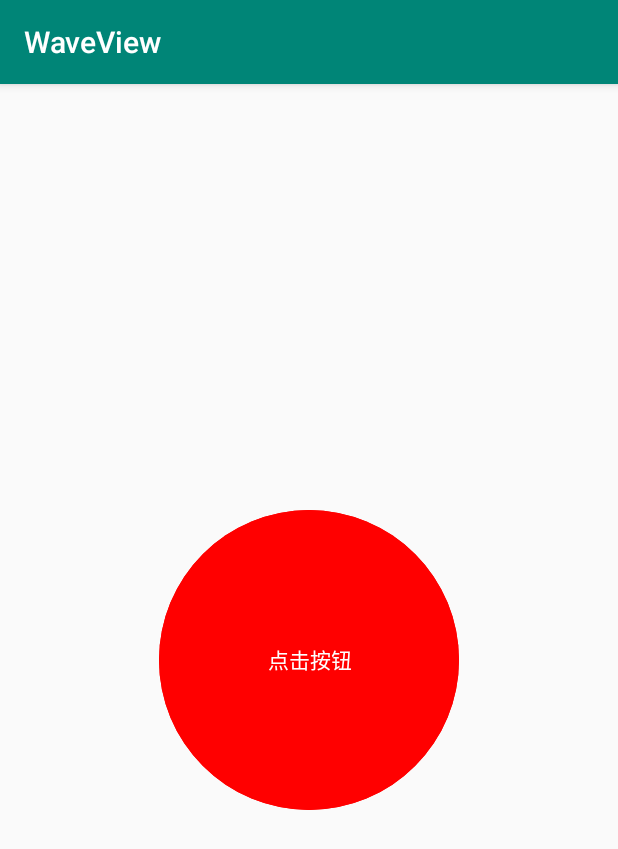
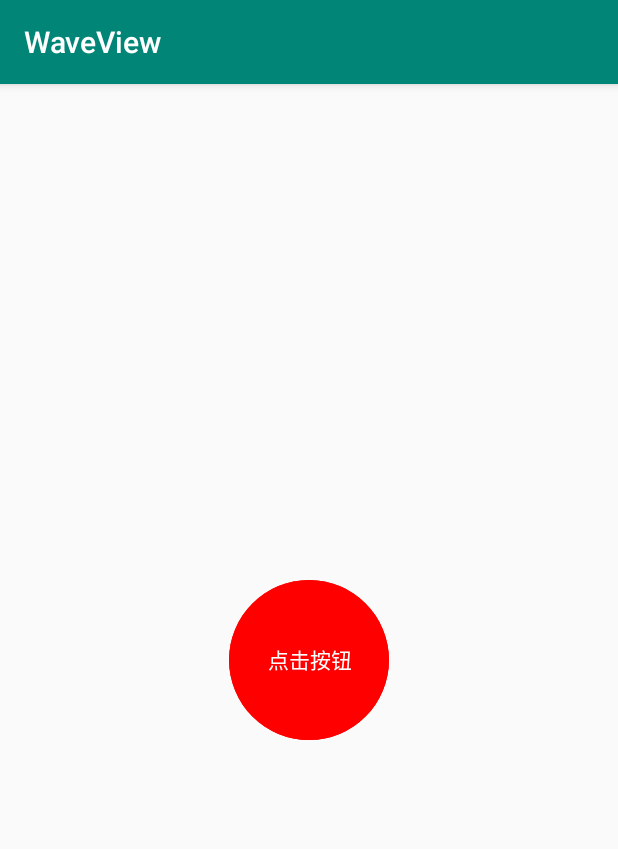
Before and after one commit to BrianCZY/WaveView, an Android app: the screen it shows after launch (MainActivity), on a phone screen of 412 x 824 dp. Shown: the top 849 px of the screen. Run offline under Robolectric (Android 15) with nearby library versions, the phone set to English and light mode, and no system bars.

Commit message:
1、添加stop 功能 2、优化显示

```diff
--- a/app/src/main/java/com/example/brian/waveview/MainActivity.java
+++ b/app/src/main/java/com/example/brian/waveview/MainActivity.java
@@ -23,7 +23,7 @@ public class MainActivity extends AppCompatActivity {
             @Override
             public void onClick(View v) {
 
-                if (wave_view.isDiffuse()){
+                if (wave_view.isWave()){
                     wave_view.stop();
                 }else {
                     wave_view.start();
--- a/app/src/main/java/com/example/brian/waveview/widget/WaveView.java
+++ b/app/src/main/java/com/example/brian/waveview/widget/WaveView.java
@@ -38,15 +38,21 @@ public class WaveView extends TextView {
     /**
      * 扩散圆宽度
      */
-    private int mDiffuseWidth = 3;
+    private int mWaveWidth = 3;
     /**
      * 最大宽度
      */
     private Integer mMaxWidth = 255;
+
+    /**
+     * 最大宽度
+     */
+    private Integer mSpeed =1;
+
     /**
      * 是否正在扩散中
      */
-    private boolean mIsDiffuse = false;
+    private boolean mIsWave = false;
     // 透明度集合
     private List<Integer> mAlphas = new ArrayList<>();
     // 扩散圆半径集合
@@ -66,13 +72,14 @@ public class WaveView extends TextView {
         this.context = context;
         init();
 
-        TypedArray a = context.obtainStyledAttributes(attrs, R.styleable.DiffuseView, defStyleAttr, 0);
-        mColor = a.getColor(R.styleable.DiffuseView_wave_color, mColor);
-        mCoreColor = a.getColor(R.styleable.DiffuseView_wave_coreColor, mCoreColor);
-        mCoreRadius = a.getFloat(R.styleable.DiffuseView_wave_coreRadius, mCoreRadius);
-        mDiffuseWidth = a.getInt(R.styleable.DiffuseView_wave_width, mDiffuseWidth);
-        mMaxWidth = a.getInt(R.styleable.DiffuseView_wave_maxWidth, mMaxWidth);
-        int imageId = a.getResourceId(R.styleable.DiffuseView_wave_coreImage, -1);
+        TypedArray a = context.obtainStyledAttributes(attrs, R.styleable.WaveView, defStyleAttr, 0);
+        mColor = a.getColor(R.styleable.WaveView_wave_color, mColor);
+        mCoreColor = a.getColor(R.styleable.WaveView_wave_coreColor, mCoreColor);
+        mCoreRadius = a.getFloat(R.styleable.WaveView_wave_coreRadius, mCoreRadius);
+        mWaveWidth = a.getInt(R.styleable.WaveView_wave_width, mWaveWidth);
+        mMaxWidth = a.getInt(R.styleable.WaveView_wave_maxWidth, mMaxWidth);
+        mSpeed = a.getInt(R.styleable.WaveView_wave_speed, mMaxWidth);
+        int imageId = a.getResourceId(R.styleable.WaveView_wave_coreImage, -1);
         if (imageId != -1) mBitmap = BitmapFactory.decodeResource(getResources(), imageId);
         a.recycle();
     }
@@ -104,17 +111,19 @@ public class WaveView extends TextView {
             canvas.drawCircle(getWidth() / 2, getHeight() / 2, mCoreRadius + width, mPaint);
 
             if (alpha > 0 && width < mMaxWidth) {
-                mAlphas.set(i, alpha - 1);
-                mWidths.set(i, width + 1);
+
+                mAlphas.set(i, alpha - mSpeed -1); //设置透明度，mSpeed-1 :颜色渐变的速度
+                mWidths.set(i, width + mSpeed);  //设置圆的半径，mSpeed ：为扩散的速度
             }
         }
         // 判断当扩散圆扩散到指定宽度时添加新扩散圆
-        if (mWidths.get(mWidths.size() - 1) == mMaxWidth / mDiffuseWidth) {
+        if (mWidths.get(mWidths.size() - 1) >= mMaxWidth / mWaveWidth) {
             mAlphas.add(255);
             mWidths.add(0);
+
         }
         // 超过10个扩散圆，删除最外层
-        if (mWidths.size() >= 5) {
+        if (mWidths.size() >= mWaveWidth+1) {
             mWidths.remove(0);
             mAlphas.remove(0);
         }
@@ -132,7 +141,7 @@ public class WaveView extends TextView {
         mPaint.setColor(000);
 //        canvas.drawText("领取任务",getWidth() / 2, getHeight() / 2,mPaint);
 
-
+//绘制text
 //// 方法1
         String string = getText().toString();
         Paint mPaint = new Paint();
@@ -166,7 +175,7 @@ public class WaveView extends TextView {
 //        canvas.translate(getMeasuredWidth() / 2 - bounds.width() / 2,baseline);//从100，100开始画
 //        layout.draw(canvas);
 //        canvas.restore();//别忘了restore
-        if (mIsDiffuse) {
+        if (mIsWave) {
             invalidate();
         }
     }
@@ -175,7 +184,7 @@ public class WaveView extends TextView {
      * 开始扩散
      */
     public void start() {
-        mIsDiffuse = true;
+        mIsWave = true;
         invalidate();
     }
 
@@ -183,7 +192,7 @@ public class WaveView extends TextView {
      * 停止扩散
      */
     public void stop() {
-        mIsDiffuse = false;
+        mIsWave = false;
         mAlphas.clear();
         mWidths.clear();
         init();
@@ -194,14 +203,14 @@ public class WaveView extends TextView {
      * 暂停
      */
     public void pause() {
-        mIsDiffuse = false;
+        mIsWave = false;
     }
 
     /**
      * 是否扩散中
      */
-    public boolean isDiffuse() {
-        return mIsDiffuse;
+    public boolean isWave() {
+        return mIsWave;
     }
 
     /**
@@ -235,8 +244,8 @@ public class WaveView extends TextView {
     /**
      * 设置扩散圆宽度(值越小宽度越大)
      */
-    public void setDiffuseWidth(int width) {
-        mDiffuseWidth = width;
+    public void setWaveWidth(int width) {
+        mWaveWidth = width;
     }
 
     /**
--- a/app/src/main/res/layout/activity_main.xml
+++ b/app/src/main/res/layout/activity_main.xml
@@ -10,16 +10,16 @@
     <com.example.brian.waveview.widget.WaveView
         android:id="@+id/wave_view"
         android:layout_width="match_parent"
+        android:layout_height="match_parent"
         android:textColor="#ffffff"
         android:text="点击按钮"
-        android:layout_height="match_parent"
         android:gravity="center"
         android:layout_gravity="bottom|center"
         app:wave_color="#ff0000"
         app:wave_coreColor="#ff0000"
-        app:wave_coreRadius="150"
-        app:wave_maxWidth="250"
-        app:wave_speed="20"
+        app:wave_coreRadius="80"
+        app:wave_maxWidth="200"
+        app:wave_speed="2"
         app:wave_width="2"
         app:layout_constraintBottom_toBottomOf="parent"
         app:layout_constraintLeft_toLeftOf="parent"
--- a/app/src/main/res/values/attrs.xml
+++ b/app/src/main/res/values/attrs.xml
@@ -16,7 +16,7 @@
     <!--扩散速度，值越大越快-->
     <attr name="wave_speed" format="integer"/>
 
-    <declare-styleable name="DiffuseView">
+    <declare-styleable name="WaveView">
         <attr name="wave_color"/>
         <attr name="wave_coreColor"/>
         <attr name="wave_coreImage"/>
```
Also changed, not shown: 1 other file.
